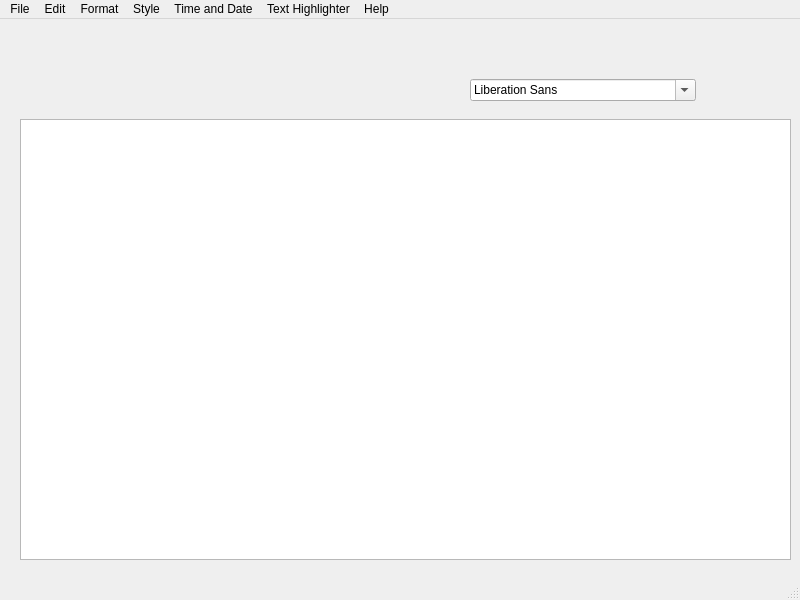
The window that designe.ui (Hataee78/AP_Project_Mortazavi_Ataee_Haj) describes before a commit, drawn with Qt 5.
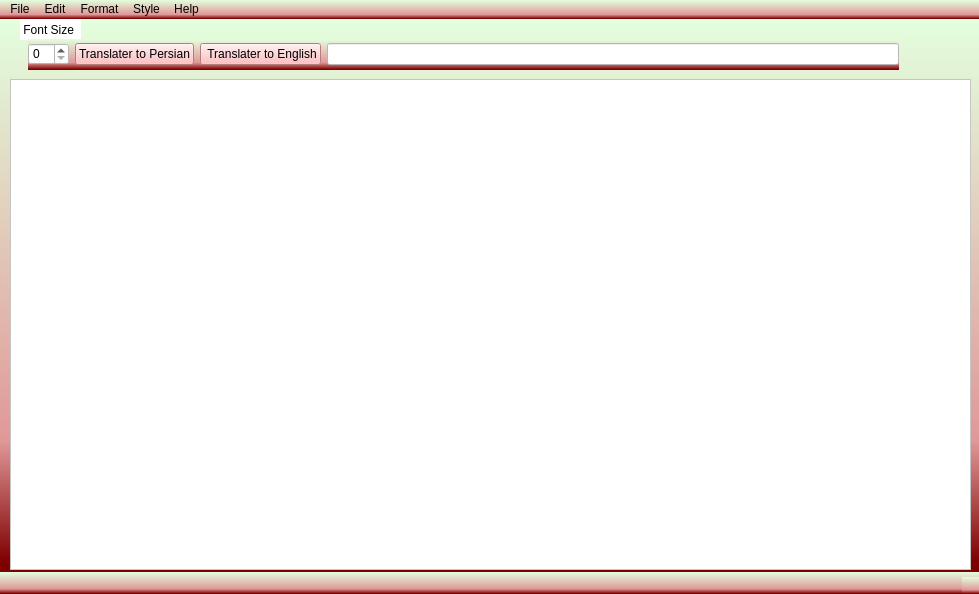
The same window after the commit. Icons and pictures are not drawn.

Commit message: app color

```diff
--- a/designe.ui
+++ b/designe.ui
@@ -6,33 +6,93 @@
    <rect>
     <x>0</x>
     <y>0</y>
-    <width>800</width>
-    <height>600</height>
+    <width>979</width>
+    <height>594</height>
    </rect>
   </property>
   <property name="windowTitle">
    <string>MainWindow</string>
   </property>
+  <property name="styleSheet">
+   <string notr="true">background-color:qlineargradient(spread:pad, x1:0.483, y1:0, x2:0.483, y2:1, stop:0 rgba(227, 255, 221, 255), stop:0.761194 rgba(224, 152, 152, 255), stop:0.98 rgba(127, 0, 0, 255))</string>
+  </property>
   <widget class="QWidget" name="centralwidget">
-   <widget class="QFontComboBox" name="fontComboBox">
-    <property name="geometry">
-     <rect>
-      <x>470</x>
-      <y>60</y>
-      <width>226</width>
-      <height>22</height>
-     </rect>
-    </property>
-   </widget>
    <widget class="QTextEdit" name="textEdit">
     <property name="geometry">
      <rect>
+      <x>10</x>
+      <y>60</y>
+      <width>961</width>
+      <height>491</height>
+     </rect>
+    </property>
+    <property name="styleSheet">
+     <string notr="true">QTextEdit { background-color: rgb(255, 255, 255)}</string>
+    </property>
+   </widget>
+   <widget class="QLabel" name="label">
+    <property name="geometry">
+     <rect>
       <x>20</x>
-      <y>100</y>
-      <width>771</width>
-      <height>441</height>
+      <y>0</y>
+      <width>61</width>
+      <height>21</height>
      </rect>
     </property>
+    <property name="styleSheet">
+     <string notr="true">QLabel { background-color: white}</string>
+    </property>
+    <property name="text">
+     <string> Font Size</string>
+    </property>
+   </widget>
+   <widget class="QWidget" name="horizontalLayoutWidget">
+    <property name="geometry">
+     <rect>
+      <x>28</x>
+      <y>20</y>
+      <width>871</width>
+      <height>31</height>
+     </rect>
+    </property>
+    <layout class="QHBoxLayout" name="horizontalLayout">
+     <item>
+      <widget class="QSpinBox" name="FontSize">
+       <property name="styleSheet">
+        <string notr="true">QAbstractSpinBox { background-color: rgb(255, 255, 255); }
+</string>
+       </property>
+      </widget>
+     </item>
+     <item>
+      <widget class="QPushButton" name="Persian_pushButton">
+       <property name="styleSheet">
+        <string notr="true">QPushButton { color: black; background-color:rgb(255, 172, 176)}
+</string>
+       </property>
+       <property name="text">
+        <string>Translater to Persian</string>
+       </property>
+      </widget>
+     </item>
+     <item>
+      <widget class="QPushButton" name="English_pushButton">
+       <property name="styleSheet">
+        <string notr="true">QPushButton { color: black; background-color:rgb(255, 172, 176)}</string>
+       </property>
+       <property name="text">
+        <string> Translater to English</string>
+       </property>
+      </widget>
+     </item>
+     <item>
+      <widget class="QLineEdit" name="lineEdit">
+       <property name="styleSheet">
+        <string notr="true">QLineEdit { background-color: white} </string>
+       </property>
+      </widget>
+     </item>
+    </layout>
    </widget>
   </widget>
   <widget class="QStatusBar" name="statusbar"/>
@@ -41,7 +101,7 @@
     <rect>
      <x>0</x>
      <y>0</y>
-     <width>800</width>
+     <width>979</width>
      <height>26</height>
     </rect>
    </property>
@@ -89,19 +149,6 @@
     <addaction name="actionType_Name"/>
     <addaction name="actionJusstify"/>
    </widget>
-   <widget class="QMenu" name="menuTime_and_Date">
-    <property name="title">
-     <string>Time and Date</string>
-    </property>
-    <addaction name="actionTime"/>
-    <addaction name="actionDate"/>
-   </widget>
-   <widget class="QMenu" name="menuText_Highliter">
-    <property name="title">
-     <string>Text Highlighter</string>
-    </property>
-    <addaction name="actionText_Highlite"/>
-   </widget>
    <widget class="QMenu" name="menuHelp">
     <property name="title">
      <string>Help</string>
@@ -113,8 +160,6 @@
    <addaction name="menuEdit"/>
    <addaction name="menuFormat"/>
    <addaction name="menuStyle"/>
-   <addaction name="menuTime_and_Date"/>
-   <addaction name="menuText_Highliter"/>
    <addaction name="menuHelp"/>
   </widget>
   <action name="actionOpen">
```
Left out of the diff: 115 changed lines with no effect on the pictures.
